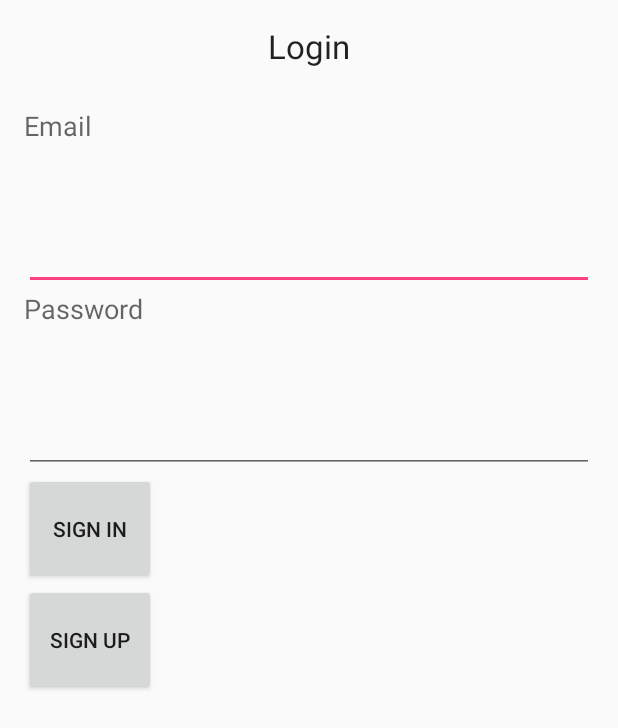
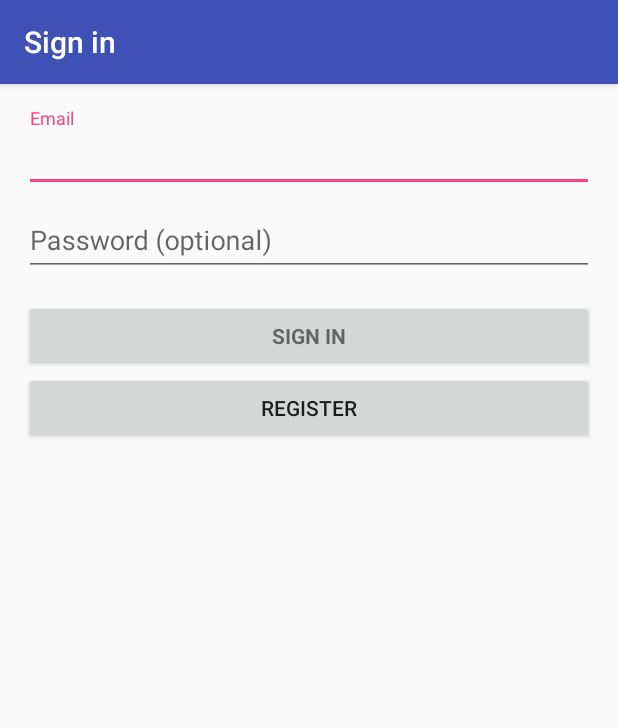
Before and after one commit to yasseraboelsaad/AWG-app, an Android app: the screen it shows after launch (MainActivity before the commit, LoginActivity after it), on a phone screen of 412 x 824 dp. Shown: the top 728 px of the screen. Run offline under Robolectric (Android 15) with nearby library versions, the light colour scheme and no system bars; 2 statements that could not run were skipped.

Commit message:
added sign in validations

```diff
--- /dev/null
+++ b/MyApplication/app/src/main/java/com/example/yasser/myapplication/LoginActivity.java
@@ -0,0 +1,363 @@
+package com.example.yasser.myapplication;
+
+import android.animation.Animator;
+import android.animation.AnimatorListenerAdapter;
+import android.annotation.TargetApi;
+import android.content.Intent;
+import android.content.pm.PackageManager;
+import android.support.annotation.NonNull;
+import android.support.design.widget.Snackbar;
+import android.support.v7.app.AppCompatActivity;
+import android.app.LoaderManager.LoaderCallbacks;
+
+import android.content.CursorLoader;
+import android.content.Loader;
+import android.database.Cursor;
+import android.net.Uri;
+import android.os.AsyncTask;
+
+import android.os.Build;
+import android.os.Bundle;
+import android.provider.ContactsContract;
+import android.text.TextUtils;
+import android.view.KeyEvent;
+import android.view.View;
+import android.view.View.OnClickListener;
+import android.view.inputmethod.EditorInfo;
+import android.widget.ArrayAdapter;
+import android.widget.AutoCompleteTextView;
+import android.widget.Button;
+import android.widget.EditText;
+import android.widget.TextView;
+
+import java.util.ArrayList;
+import java.util.List;
+
+import static android.Manifest.permission.READ_CONTACTS;
+
+/**
+ * A login screen that offers login via email/password.
+ */
+public class LoginActivity extends AppCompatActivity implements LoaderCallbacks<Cursor>,View.OnClickListener{
+
+    /**
+     * Id to identity READ_CONTACTS permission request.
+     */
+    private static final int REQUEST_READ_CONTACTS = 0;
+    Button button4;
+
+    /**
+     * A dummy authentication store containing known user names and passwords.
+     * TODO: remove after connecting to a real authentication system.
+     */
+    private static final String[] DUMMY_CREDENTIALS = new String[]{
+            "foo@example.com:hello", "bar@example.com:world"
+    };
+    /**
+     * Keep track of the login task to ensure we can cancel it if requested.
+     */
+    private UserLoginTask mAuthTask = null;
+
+    // UI references.
+    private AutoCompleteTextView mEmailView;
+    private EditText mPasswordView;
+    private View mProgressView;
+    private View mLoginFormView;
+
+    @Override
+    protected void onCreate(Bundle savedInstanceState) {
+        super.onCreate(savedInstanceState);
+        setContentView(R.layout.activity_login);
+        button4 = (Button)findViewById(R.id.button4);
+        button4.setOnClickListener(this);
+        // Set up the login form.
+        mEmailView = (AutoCompleteTextView) findViewById(R.id.email);
+        populateAutoComplete();
+
+        mPasswordView = (EditText) findViewById(R.id.password);
+        mPasswordView.setOnEditorActionListener(new TextView.OnEditorActionListener() {
+            @Override
+            public boolean onEditorAction(TextView textView, int id, KeyEvent keyEvent) {
+                if (id == R.id.login || id == EditorInfo.IME_NULL) {
+                    attemptLogin();
+                    return true;
+                }
+                return false;
+            }
+        });
+
+        Button mEmailSignInButton = (Button) findViewById(R.id.email_sign_in_button);
+        mEmailSignInButton.setOnClickListener(new OnClickListener() {
+            @Override
+            public void onClick(View view) {
+                attemptLogin();
+            }
+        });
+
+        mLoginFormView = findViewById(R.id.login_form);
+        mProgressView = findViewById(R.id.login_progress);
+    }
+
+    private void populateAutoComplete() {
+        if (!mayRequestContacts()) {
+            return;
+        }
+
+        getLoaderManager().initLoader(0, null, this);
+    }
+
+    private boolean mayRequestContacts() {
+        if (Build.VERSION.SDK_INT < Build.VERSION_CODES.M) {
+            return true;
+        }
+        if (checkSelfPermission(READ_CONTACTS) == PackageManager.PERMISSION_GRANTED) {
+            return true;
+        }
+        if (shouldShowRequestPermissionRationale(READ_CONTACTS)) {
+            Snackbar.make(mEmailView, R.string.permission_rationale, Snackbar.LENGTH_INDEFINITE)
+                    .setAction(android.R.string.ok, new View.OnClickListener() {
+                        @Override
+                        @TargetApi(Build.VERSION_CODES.M)
+                        public void onClick(View v) {
+                            requestPermissions(new String[]{READ_CONTACTS}, REQUEST_READ_CONTACTS);
+                        }
+                    });
+        } else {
+            requestPermissions(new String[]{READ_CONTACTS}, REQUEST_READ_CONTACTS);
+        }
+        return false;
+    }
+
+    /**
+     * Callback received when a permissions request has been completed.
+     */
+    @Override
+    public void onRequestPermissionsResult(int requestCode, @NonNull String[] permissions,
+                                           @NonNull int[] grantResults) {
+        if (requestCode == REQUEST_READ_CONTACTS) {
+            if (grantResults.length == 1 && grantResults[0] == PackageManager.PERMISSION_GRANTED) {
+                populateAutoComplete();
+            }
+        }
+    }
+
+
+    /**
+     * Attempts to sign in or register the account specified by the login form.
+     * If there are form errors (invalid email, missing fields, etc.), the
+     * errors are presented and no actual login attempt is made.
+     */
+    private void attemptLogin() {
+        if (mAuthTask != null) {
+            return;
+        }
+
+        // Reset errors.
+        mEmailView.setError(null);
+        mPasswordView.setError(null);
+
+        // Store values at the time of the login attempt.
+        String email = mEmailView.getText().toString();
+        String password = mPasswordView.getText().toString();
+
+        boolean cancel = false;
+        View focusView = null;
+
+        // Check for a valid password, if the user entered one.
+        if (!TextUtils.isEmpty(password) && !isPasswordValid(password)) {
+            mPasswordView.setError(getString(R.string.error_invalid_password));
+            focusView = mPasswordView;
+            cancel = true;
+        }
+
+        // Check for a valid email address.
+        if (TextUtils.isEmpty(email)) {
+            mEmailView.setError(getString(R.string.error_field_required));
+            focusView = mEmailView;
+            cancel = true;
+        } else if (!isEmailValid(email)) {
+            mEmailView.setError(getString(R.string.error_invalid_email));
+            focusView = mEmailView;
+            cancel = true;
+        }
+
+        if (cancel) {
+            // There was an error; don't attempt login and focus the first
+            // form field with an error.
+            focusView.requestFocus();
+        } else {
+            // Show a progress spinner, and kick off a background task to
+            // perform the user login attempt.
+            showProgress(true);
+            mAuthTask = new UserLoginTask(email, password);
+            mAuthTask.execute((Void) null);
+            startActivity(new Intent("android.intent.action.NavDraw"));
+        }
+    }
+
+    private boolean isEmailValid(String email) {
+        //TODO: Replace this with your own logic
+        return email.contains("@");
+    }
+
+    private boolean isPasswordValid(String password) {
+        //TODO: Replace this with your own logic
+        return password.length() > 4;
+    }
+
+    /**
+     * Shows the progress UI and hides the login form.
+     */
+    @TargetApi(Build.VERSION_CODES.HONEYCOMB_MR2)
+    private void showProgress(final boolean show) {
+        // On Honeycomb MR2 we have the ViewPropertyAnimator APIs, which allow
+        // for very easy animations. If available, use these APIs to fade-in
+        // the progress spinner.
+        if (Build.VERSION.SDK_INT >= Build.VERSION_CODES.HONEYCOMB_MR2) {
+            int shortAnimTime = getResources().getInteger(android.R.integer.config_shortAnimTime);
+
+            mLoginFormView.setVisibility(show ? View.GONE : View.VISIBLE);
+            mLoginFormView.animate().setDuration(shortAnimTime).alpha(
+                    show ? 0 : 1).setListener(new AnimatorListenerAdapter() {
+                @Override
+                public void onAnimationEnd(Animator animation) {
+                    mLoginFormView.setVisibility(show ? View.GONE : View.VISIBLE);
+                }
+            });
+
+            mProgressView.setVisibility(show ? View.VISIBLE : View.GONE);
+            mProgressView.animate().setDuration(shortAnimTime).alpha(
+                    show ? 1 : 0).setListener(new AnimatorListenerAdapter() {
+                @Override
+                public void onAnimationEnd(Animator animation) {
+                    mProgressView.setVisibility(show ? View.VISIBLE : View.GONE);
+                }
+            });
+        } else {
+            // The ViewPropertyAnimator APIs are not available, so simply show
+            // and hide the relevant UI components.
+            mProgressView.setVisibility(show ? View.VISIBLE : View.GONE);
+            mLoginFormView.setVisibility(show ? View.GONE : View.VISIBLE);
+        }
+    }
+
+    @Override
+    public Loader<Cursor> onCreateLoader(int i, Bundle bundle) {
+        return new CursorLoader(this,
+                // Retrieve data rows for the device user's 'profile' contact.
+                Uri.withAppendedPath(ContactsContract.Profile.CONTENT_URI,
+                        ContactsContract.Contacts.Data.CONTENT_DIRECTORY), ProfileQuery.PROJECTION,
+
+                // Select only email addresses.
+                ContactsContract.Contacts.Data.MIMETYPE +
+                        " = ?", new String[]{ContactsContract.CommonDataKinds.Email
+                .CONTENT_ITEM_TYPE},
+
+                // Show primary email addresses first. Note that there won't be
+                // a primary email address if the user hasn't specified one.
+                ContactsContract.Contacts.Data.IS_PRIMARY + " DESC");
+    }
+
+    @Override
+    public void onLoadFinished(Loader<Cursor> cursorLoader, Cursor cursor) {
+        List<String> emails = new ArrayList<>();
+        cursor.moveToFirst();
+        while (!cursor.isAfterLast()) {
+            emails.add(cursor.getString(ProfileQuery.ADDRESS));
+            cursor.moveToNext();
+        }
+
+        addEmailsToAutoComplete(emails);
+    }
+
+    @Override
+    public void onLoaderReset(Loader<Cursor> cursorLoader) {
+
+    }
+
+    private void addEmailsToAutoComplete(List<String> emailAddressCollection) {
+        //Create adapter to tell the AutoCompleteTextView what to show in its dropdown list.
+        ArrayAdapter<String> adapter =
+                new ArrayAdapter<>(LoginActivity.this,
+                        android.R.layout.simple_dropdown_item_1line, emailAddressCollection);
+
+        mEmailView.setAdapter(adapter);
+    }
+
+    @Override
+    public void onClick(View v) {
+        switch (v.getId()) {
+            case R.id.button4:
+                startActivity(new Intent("android.intent.action.Sign_up"));
+                break;
+        }
+    }
+
+
+    private interface ProfileQuery {
+        String[] PROJECTION = {
+                ContactsContract.CommonDataKinds.Email.ADDRESS,
+                ContactsContract.CommonDataKinds.Email.IS_PRIMARY,
+        };
+
+        int ADDRESS = 0;
+        int IS_PRIMARY = 1;
+    }
+
+    /**
+     * Represents an asynchronous login/registration task used to authenticate
+     * the user.
+     */
+    public class UserLoginTask extends AsyncTask<Void, Void, Boolean> {
+
+        private final String mEmail;
+        private final String mPassword;
+
+        UserLoginTask(String email, String password) {
+            mEmail = email;
+            mPassword = password;
+        }
+
+        @Override
+        protected Boolean doInBackground(Void... params) {
+            // TODO: attempt authentication against a network service.
+
+            try {
+                // Simulate network access.
+                Thread.sleep(2000);
+            } catch (InterruptedException e) {
+                return false;
+            }
+
+            for (String credential : DUMMY_CREDENTIALS) {
+                String[] pieces = credential.split(":");
+                if (pieces[0].equals(mEmail)) {
+                    // Account exists, return true if the password matches.
+                    return pieces[1].equals(mPassword);
+                }
+            }
+
+            // TODO: register the new account here.
+            return true;
+        }
+
+        @Override
+        protected void onPostExecute(final Boolean success) {
+            mAuthTask = null;
+            showProgress(false);
+
+            if (success) {
+                finish();
+            } else {
+                mPasswordView.setError(getString(R.string.error_incorrect_password));
+                mPasswordView.requestFocus();
+            }
+        }
+
+        @Override
+        protected void onCancelled() {
+            mAuthTask = null;
+            showProgress(false);
+        }
+    }
+}
--- a/MyApplication/app/src/main/java/com/example/yasser/myapplication/MainActivity.java
+++ /dev/null
@@ -1,41 +0,0 @@
-package com.example.yasser.myapplication;
-
-import android.content.Intent;
-import android.support.v7.app.AppCompatActivity;
-import android.os.Bundle;
-import android.view.View;
-import android.widget.Button;
-
-public class MainActivity extends AppCompatActivity implements View.OnClickListener {
-
-    Button button1;
-    Button button2;
-    @Override
-    protected void onCreate(Bundle savedInstanceState) {
-        super.onCreate(savedInstanceState);
-        setContentView(R.layout.activity_main);
-        button1 = (Button)findViewById(R.id.button2);
-        button1.setOnClickListener(this);
-        button2 = (Button)findViewById(R.id.button);
-        button2.setOnClickListener(this);
-    }
-
-    private void button1_click(){
-        startActivity(new Intent("android.intent.action.Sign_up"));
-    }
-    private void button2_click(){
-        startActivity(new Intent("android.intent.action.NavDraw"));
-    }
-
-    @Override
-    public void onClick(View v) {
-        switch(v.getId()){
-            case R.id.button2:
-                button1_click();
-                break;
-            case R.id.button:
-                button2_click();
-                break;
-        }
-    }
-}
--- /dev/null
+++ b/MyApplication/app/src/main/res/layout/activity_login.xml
@@ -0,0 +1,85 @@
+<LinearLayout xmlns:android="http://schemas.android.com/apk/res/android"
+    xmlns:tools="http://schemas.android.com/tools"
+    android:layout_width="match_parent"
+    android:layout_height="match_parent"
+    android:gravity="center_horizontal"
+    android:orientation="vertical"
+    android:paddingBottom="@dimen/activity_vertical_margin"
+    android:paddingLeft="@dimen/activity_horizontal_margin"
+    android:paddingRight="@dimen/activity_horizontal_margin"
+    android:paddingTop="@dimen/activity_vertical_margin"
+    tools:context="com.example.yasser.myapplication.LoginActivity">
+
+    <!-- Login progress -->
+    <ProgressBar
+        android:id="@+id/login_progress"
+        style="?android:attr/progressBarStyleLarge"
+        android:layout_width="wrap_content"
+        android:layout_height="wrap_content"
+        android:layout_marginBottom="8dp"
+        android:visibility="gone" />
+
+    <ScrollView
+        android:id="@+id/login_form"
+        android:layout_width="match_parent"
+        android:layout_height="match_parent">
+
+        <LinearLayout
+            android:id="@+id/email_login_form"
+            android:layout_width="match_parent"
+            android:layout_height="wrap_content"
+            android:orientation="vertical">
+
+            <android.support.design.widget.TextInputLayout
+                android:layout_width="match_parent"
+                android:layout_height="wrap_content">
+
+                <AutoCompleteTextView
+                    android:id="@+id/email"
+                    android:layout_width="match_parent"
+                    android:layout_height="wrap_content"
+                    android:hint="@string/prompt_email"
+                    android:inputType="textEmailAddress"
+                    android:maxLines="1"
+                    android:singleLine="true" />
+
+            </android.support.design.widget.TextInputLayout>
+
+            <android.support.design.widget.TextInputLayout
+                android:layout_width="match_parent"
+                android:layout_height="wrap_content">
+
+                <EditText
+                    android:id="@+id/password"
+                    android:layout_width="match_parent"
+                    android:layout_height="wrap_content"
+                    android:hint="@string/prompt_password"
+                    android:imeActionId="@+id/login"
+                    android:imeActionLabel="@string/action_sign_in_short"
+                    android:imeOptions="actionUnspecified"
+                    android:inputType="textPassword"
+                    android:maxLines="1"
+                    android:singleLine="true" />
+
+            </android.support.design.widget.TextInputLayout>
+
+            <Button
+                android:id="@+id/email_sign_in_button"
+                style="?android:textAppearanceSmall"
+                android:layout_width="match_parent"
+                android:layout_height="wrap_content"
+                android:layout_marginTop="16dp"
+                android:text="Sign in"
+                android:textStyle="bold" />
+
+            <Button
+                style="?android:attr/buttonStyleSmall"
+                android:layout_width="match_parent"
+                android:layout_height="wrap_content"
+                android:text="Register"
+                android:id="@+id/button4"
+                android:layout_gravity="center_horizontal" />
+
+        </LinearLayout>
+    </ScrollView>
+</LinearLayout>
--- a/MyApplication/app/src/main/res/layout/activity_main.xml
+++ /dev/null
@@ -1,73 +0,0 @@
-<?xml version="1.0" encoding="utf-8"?>
-<RelativeLayout xmlns:android="http://schemas.android.com/apk/res/android"
-    xmlns:tools="http://schemas.android.com/tools" android:layout_width="match_parent"
-    android:layout_height="match_parent" android:paddingLeft="@dimen/activity_horizontal_margin"
-    android:paddingRight="@dimen/activity_horizontal_margin"
-    android:paddingTop="@dimen/activity_vertical_margin"
-    android:paddingBottom="@dimen/activity_vertical_margin"
-    tools:context="com.example.yasser.myapplication.MainActivity">
-
-    <LinearLayout
-        android:orientation="vertical"
-        android:layout_width="match_parent"
-        android:layout_height="match_parent"
-        android:layout_centerHorizontal="true"
-        android:layout_alignParentTop="true"
-        android:weightSum="1">
-
-        <TextView
-            android:layout_width="wrap_content"
-            android:layout_height="wrap_content"
-            android:textAppearance="?android:attr/textAppearanceLarge"
-            android:text="Login"
-            android:id="@+id/textView"
-            android:layout_gravity="center_horizontal"
-            android:layout_weight="0.05" />
-
-        <TextView
-            android:layout_width="wrap_content"
-            android:layout_height="wrap_content"
-            android:textAppearance="?android:attr/textAppearanceMedium"
-            android:text="Email"
-            android:id="@+id/textView2"
-            android:layout_weight="0.05" />
-
-        <EditText
-            android:layout_width="match_parent"
-            android:layout_height="wrap_content"
-            android:inputType="textEmailAddress"
-            android:ems="10"
-            android:id="@+id/editText"
-            android:layout_weight="0.05" />
-
-        <TextView
-            android:layout_width="wrap_content"
-            android:layout_height="wrap_content"
-            android:textAppearance="?android:attr/textAppearanceMedium"
-            android:text="Password"
-            android:id="@+id/textView3"
-            android:layout_weight="0.05" />
-
-        <EditText
-            android:layout_width="match_parent"
-            android:layout_height="wrap_content"
-            android:inputType="textPassword"
-            android:ems="10"
-            android:id="@+id/editText2"
-            android:layout_weight="0.05" />
-
-        <Button
-            android:layout_width="wrap_content"
-            android:layout_height="wrap_content"
-            android:text="Sign in"
-            android:id="@+id/button"
-            android:layout_weight="0.05" />
-
-        <Button
-            android:layout_width="wrap_content"
-            android:layout_height="wrap_content"
-            android:text="Sign up"
-            android:id="@+id/button2"
-            android:layout_weight="0.05" />
-    </LinearLayout>
-</RelativeLayout>
--- a/MyApplication/app/src/main/res/values/strings.xml
+++ b/MyApplication/app/src/main/res/values/strings.xml
@@ -5,4 +5,18 @@
 
     <string name="navigation_drawer_open">Open navigation drawer</string>
     <string name="navigation_drawer_close">Close navigation drawer</string>
+    <string name="title_activity_login">Sign in</string>
+
+    <!-- Strings related to login -->
+    <string name="prompt_email">Email</string>
+    <string name="prompt_password">Password (optional)</string>
+    <string name="action_sign_in">Sign in or register</string>
+    <string name="action_sign_in_short">Sign in</string>
+    <string name="error_invalid_email">This email address is invalid</string>
+    <string name="error_invalid_password">This password is too short</string>
+    <string name="error_incorrect_password">This password is incorrect</string>
+    <string name="error_field_required">This field is required</string>
+    <string name="permission_rationale">"Contacts permissions are needed for providing email
+        completions."
+    </string>
 </resources>
```
Also changed, not shown: MyApplication/app/src/main/AndroidManifest.xml (+13 -10 lines).
